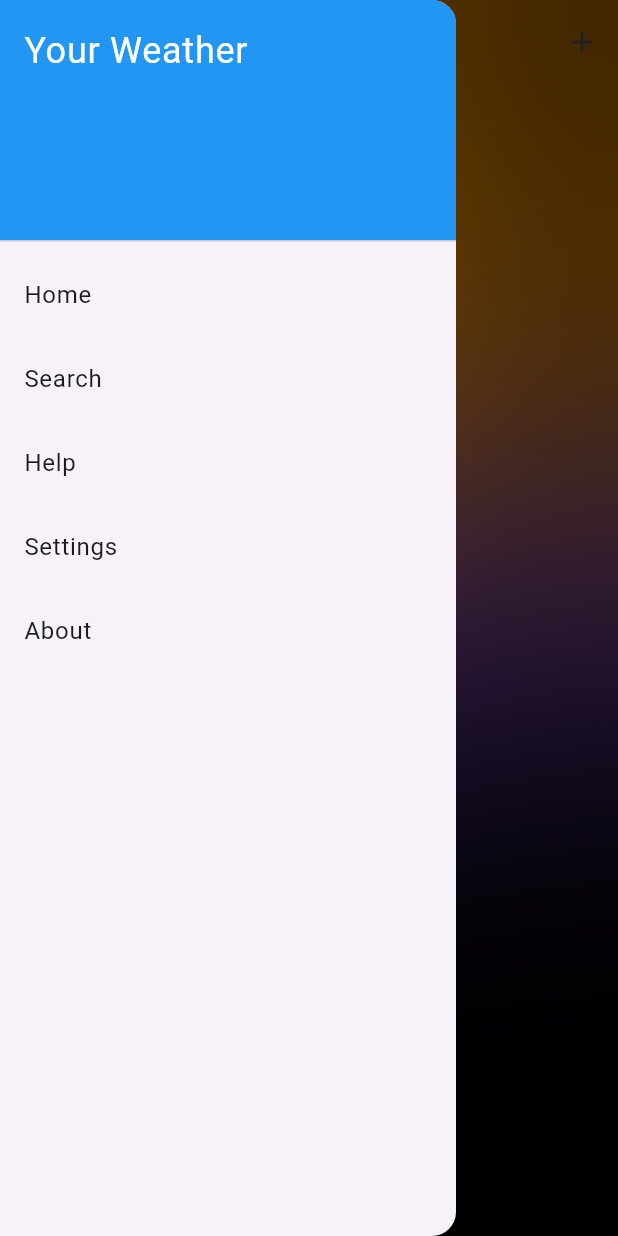
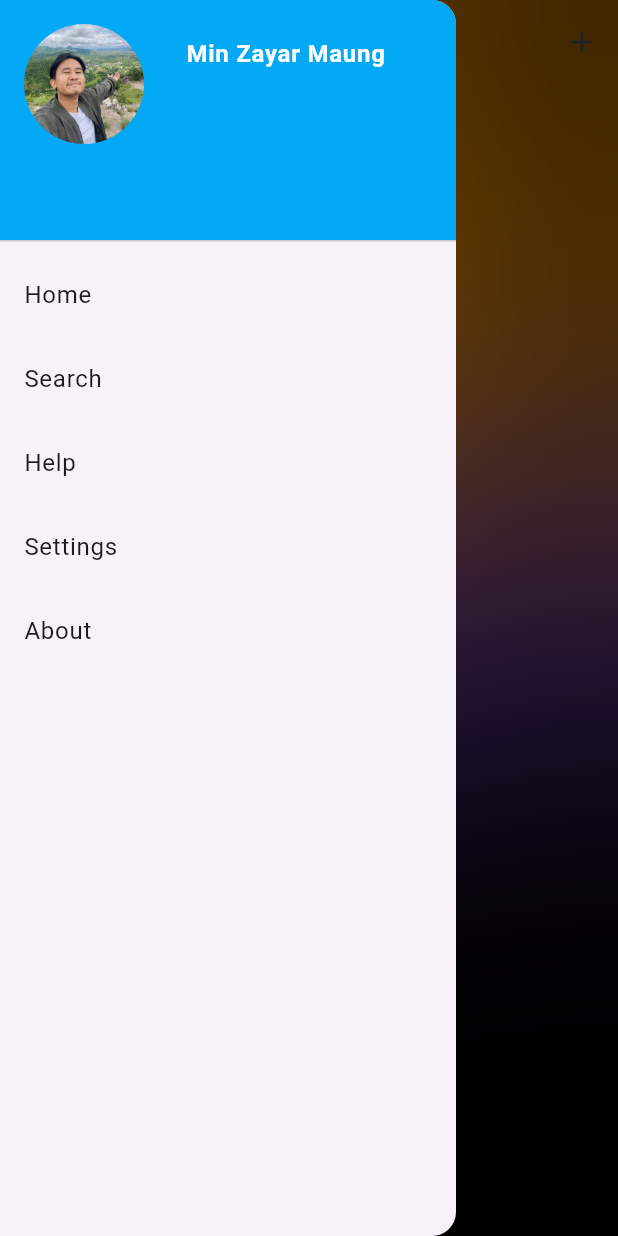
Before and after one commit to minzayarmaung/Flutter_is_Fun, a Flutter app: the HomeScreen screen opened directly, with the side drawer open, on a phone screen of 412 x 824 dp. Run offline on Flutter 3.47's test engine with Material 3 defaults, Android fonts, the phone set to English and light mode, and no system bars; our stand-ins replace bloc, equatable, flutter_bloc, geocoding, geolocator, image_picker and 2 more.

Commit message:
side bar

```diff
--- a/weatherapplication/lib/screens/home_screen.dart
+++ b/weatherapplication/lib/screens/home_screen.dart
@@ -72,13 +72,34 @@ class _HomeScreenState extends State<HomeScreen> {
       drawer: Drawer(
         child: ListView(
           padding: EdgeInsets.zero,
-          children: const [
+          children: [
             DrawerHeader(
-              child: Text(
-                'Your Weather',
-                style: TextStyle(color: Colors.white, fontSize: 24.0),
+              decoration: BoxDecoration(color: Colors.lightBlue),
+              child: Row(
+                children: [
+                  Align(
+                    alignment: Alignment.topLeft,
+                    child: ClipOval(
+                      child: Image.asset('assets/profileImage.jpeg',
+                          fit: BoxFit.cover, width: 80, height: 80),
+                    ),
+                  ),
+                  Padding(padding: EdgeInsets.only(left: 20)),
+                  Align(
+                    alignment: Alignment.topLeft,
+                    child: Padding(
+                      padding: EdgeInsets.all(8),
+                      child: Text(
+                        'Min Zayar Maung',
+                        style: TextStyle(
+                            color: Colors.white,
+                            fontSize: 16,
+                            fontWeight: FontWeight.bold),
+                      ),
+                    ),
+                  ),
+                ],
               ),
-              decoration: BoxDecoration(color: Colors.blue),
             ),
             ListTile(
               title: Text('Home'),
@@ -94,8 +115,7 @@ class _HomeScreenState extends State<HomeScreen> {
               title: Text('About'),
             ),
             // SwitchListTile(
-            //   title: Text('DarkMode'),
-            //   value: value, onChanged: onChanged)
+            //     title: Text('DarkMode'), value: value, onChanged: onChanged)
           ],
         ),
       ),
```
Also changed, not shown: weatherapplication/assets/profileImage.jpeg (added).
